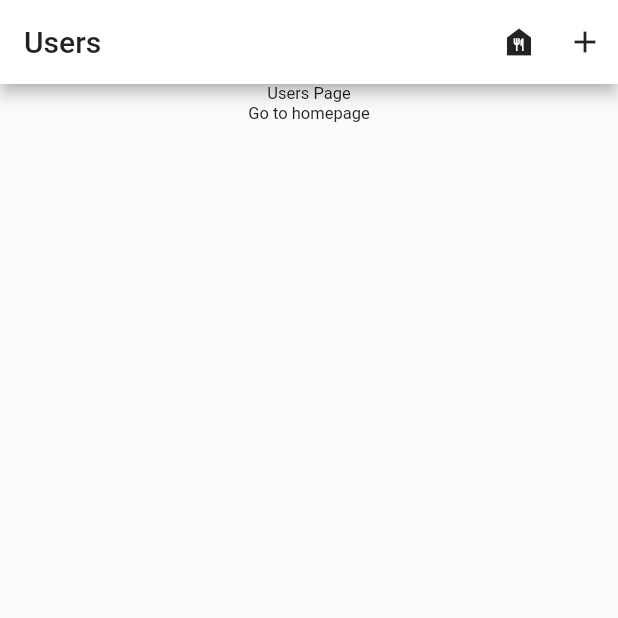
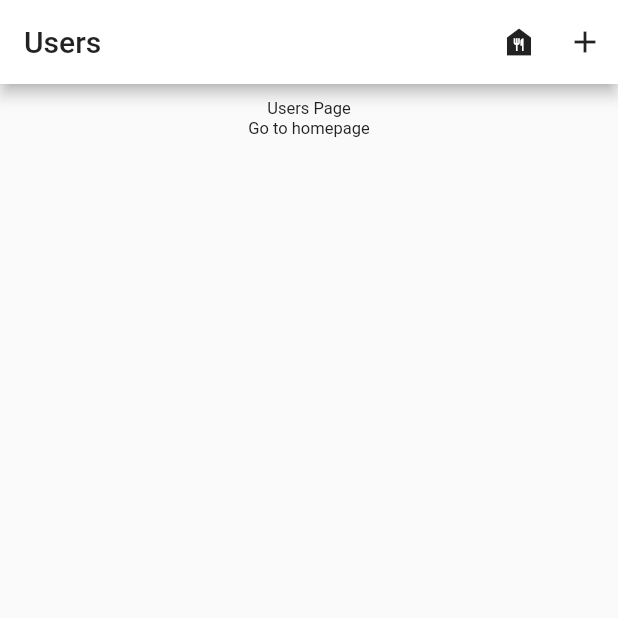
Before and after one commit to vishwajitrk/myapp, a Flutter app: the screen it shows after launch, on a phone screen of 412 x 824 dp, the top half of it. Run offline on Flutter 3.47's test engine with Material 2 defaults, Android fonts, the phone set to English and light mode, and no system bars; our stand-ins replace bloc, equatable, flutter_bloc.

Commit message:
resolved scroll issue

```diff
--- a/lib/pages/food/foods_page.dart
+++ b/lib/pages/food/foods_page.dart
@@ -132,6 +132,7 @@ Widget buildFoodList(List<Recipe> recipes) {
       ListView.builder(
           itemCount: recipes.length,
           shrinkWrap: true,
+          physics: const ClampingScrollPhysics(),
           itemBuilder: (context, index) {
             return Padding(
               padding: const EdgeInsets.all(10),
--- a/lib/pages/user/users_page.dart
+++ b/lib/pages/user/users_page.dart
@@ -28,7 +28,9 @@ class UsersPage extends StatelessWidget {
           )
         ],
       ),
-      body: Column(children: [
+      body: Padding(
+        padding: const EdgeInsets.only(top:10.0),
+        child: Column(children: [
           const Center(child: Text('Users Page')),
           BlocBuilder<HomeBloc, HomeState>(
             builder: (context, state) {
@@ -42,6 +44,7 @@ class UsersPage extends StatelessWidget {
             },
           )
         ]),
+      ),
     );
   }
 }
```
Lines whose indentation alone changed are shown as unchanged.
